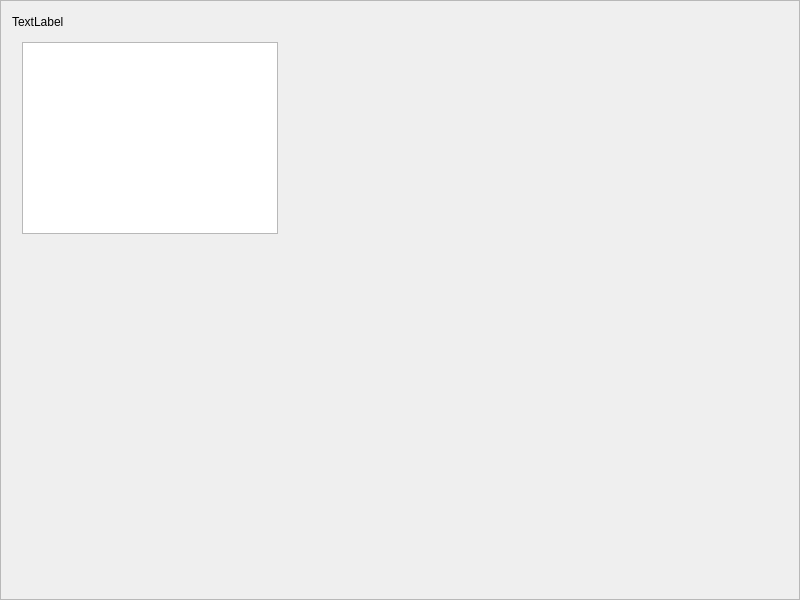
This is mainwindow.ui in Macilnor/gw2-guild-manager as Qt 5 draws it before an edit. The edited form follows.
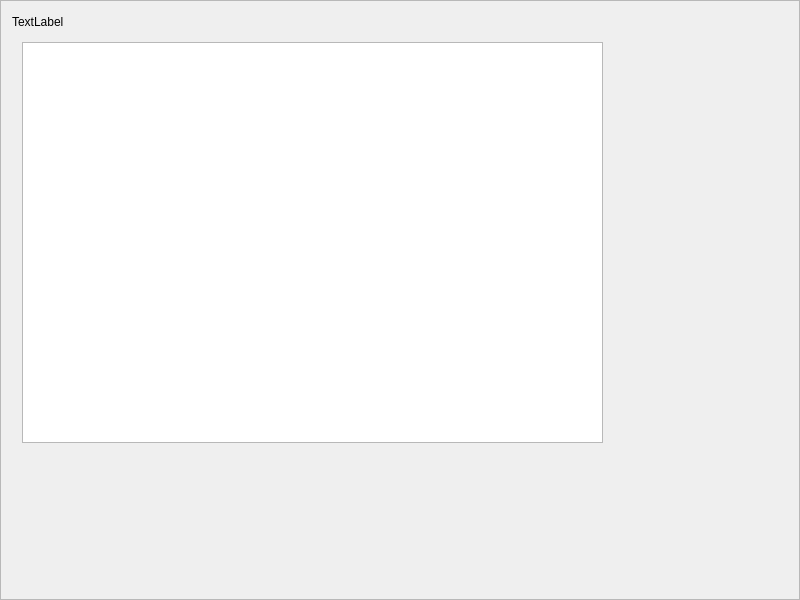
This is the edited form. The open tabs and pages were chosen to show the change.

```diff
--- a/mainwindow.ui
+++ b/mainwindow.ui
@@ -163,16 +163,6 @@
           </layout>
          </widget>
          <widget class="QWidget" name="mainPage">
-          <widget class="QTableWidget" name="tableWidget">
-           <property name="geometry">
-            <rect>
-             <x>10</x>
-             <y>30</y>
-             <width>256</width>
-             <height>192</height>
-            </rect>
-           </property>
-          </widget>
           <widget class="QLabel" name="keyLabel">
            <property name="geometry">
             <rect>
@@ -186,6 +176,16 @@
             <string>TextLabel</string>
            </property>
           </widget>
+          <widget class="QTreeView" name="treeView">
+           <property name="geometry">
+            <rect>
+             <x>10</x>
+             <y>30</y>
+             <width>581</width>
+             <height>401</height>
+            </rect>
+           </property>
+          </widget>
          </widget>
         </widget>
        </item>
```
Left out of the diff: 2 changed lines with no effect on the pictures.
